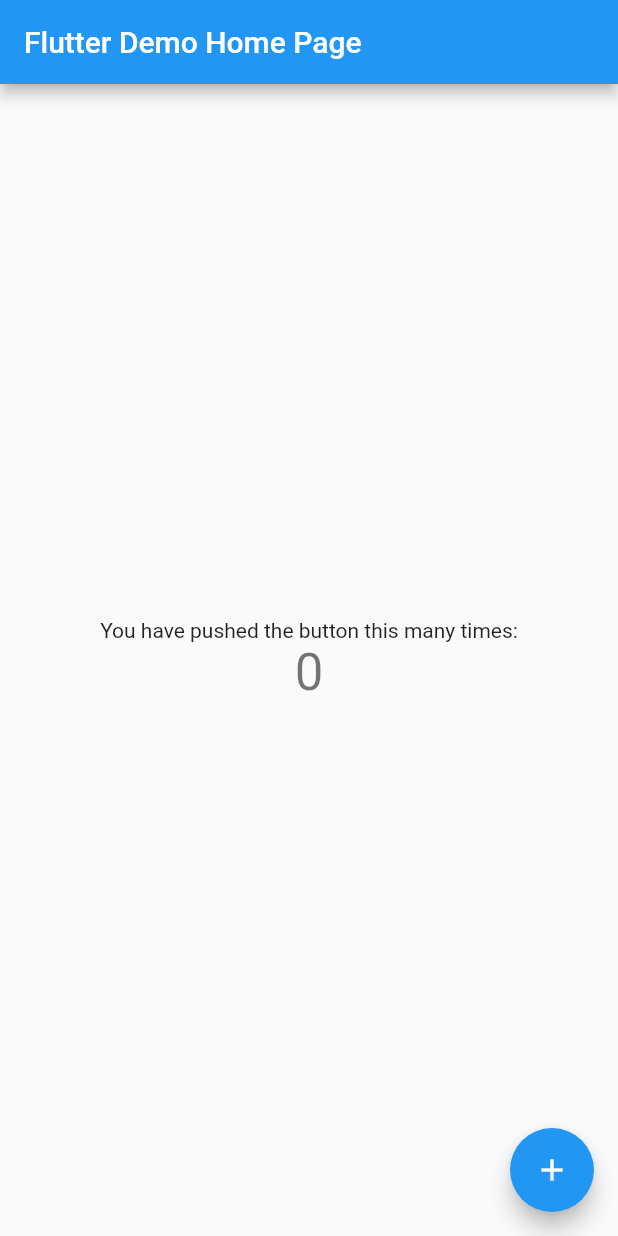
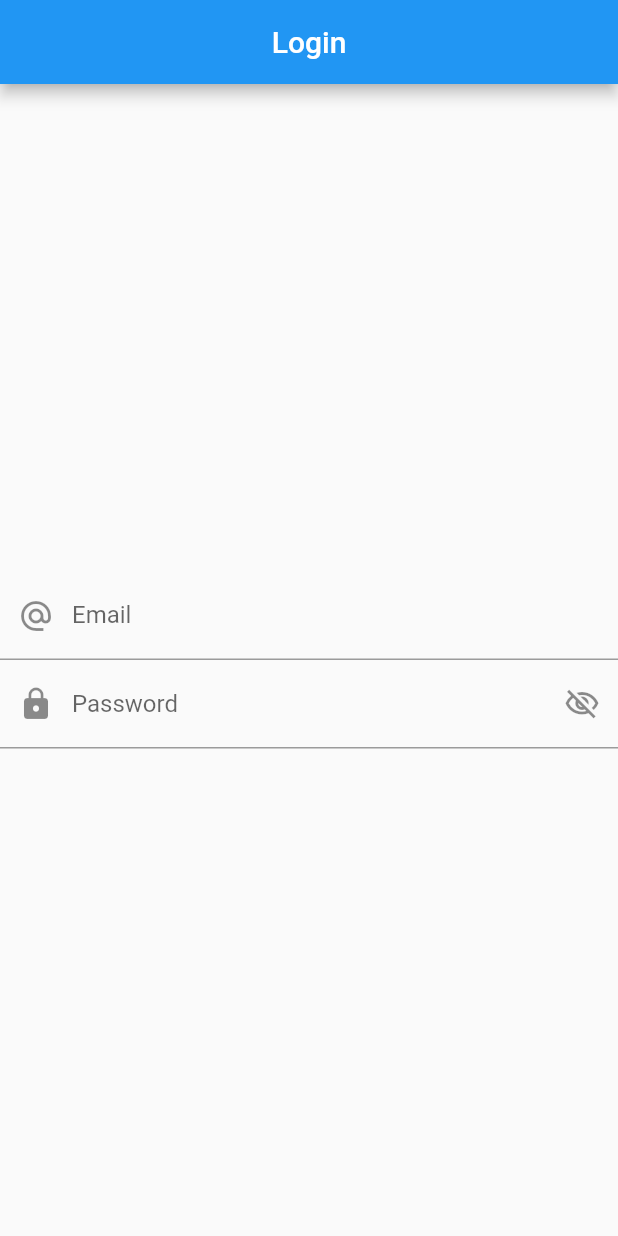
Before and after one commit to 1-MuhammadAli/MVVM-Practice, a Flutter app: the screen it shows after launch, on a phone screen of 412 x 824 dp. Run offline on Flutter 3.47's test engine with Material 2 defaults, Android fonts, the phone set to English and light mode, and no system bars; our stand-ins replace another_flushbar, fluttertoast.

Commit message:
practice of mvvm

```diff
--- a/lib/main.dart
+++ b/lib/main.dart
@@ -1,4 +1,7 @@
 import 'package:flutter/material.dart';
+import 'package:mvvm/util/routes/routes.dart';
+import 'package:mvvm/util/routes/routes_name.dart';
+import 'package:mvvm/view/home_screen.dart';
 
 void main() {
   runApp(const MyApp());
@@ -13,103 +16,10 @@ class MyApp extends StatelessWidget {
     return MaterialApp(
       title: 'Flutter Demo',
       theme: ThemeData(
-        // This is the theme of your application.
-        //
-        // Try running your application with "flutter run". You'll see the
-        // application has a blue toolbar. Then, without quitting the app, try
-        // changing the primarySwatch below to Colors.green and then invoke
-        // "hot reload" (press "r" in the console where you ran "flutter run",
-        // or simply save your changes to "hot reload" in a Flutter IDE).
-        // Notice that the counter didn't reset back to zero; the application
-        // is not restarted.
         primarySwatch: Colors.blue,
       ),
-      home: const MyHomePage(title: 'Flutter Demo Home Page'),
+      initialRoute: RoutesName.login,
+      onGenerateRoute: Routes.generateRoute,
     );
   }
 }
-
-class MyHomePage extends StatefulWidget {
-  const MyHomePage({super.key, required this.title});
-
-  // This widget is the home page of your application. It is stateful, meaning
-  // that it has a State object (defined below) that contains fields that affect
-  // how it looks.
-
-  // This class is the configuration for the state. It holds the values (in this
-  // case the title) provided by the parent (in this case the App widget) and
-  // used by the build method of the State. Fields in a Widget subclass are
-  // always marked "final".
-
-  final String title;
-
-  @override
-  State<MyHomePage> createState() => _MyHomePageState();
-}
-
-class _MyHomePageState extends State<MyHomePage> {
-  int _counter = 0;
-
-  void _incrementCounter() {
-    setState(() {
-      // This call to setState tells the Flutter framework that something has
-      // changed in this State, which causes it to rerun the build method below
-      // so that the display can reflect the updated values. If we changed
-      // _counter without calling setState(), then the build method would not be
-      // called again, and so nothing would appear to happen.
-      _counter++;
-    });
-  }
-
-  @override
-  Widget build(BuildContext context) {
-    // This method is rerun every time setState is called, for instance as done
-    // by the _incrementCounter method above.
-    //
-    // The Flutter framework has been optimized to make rerunning build methods
-    // fast, so that you can just rebuild anything that needs updating rather
-    // than having to individually change instances of widgets.
-    return Scaffold(
-      appBar: AppBar(
-        // Here we take the value from the MyHomePage object that was created by
-        // the App.build method, and use it to set our appbar title.
-        title: Text(widget.title),
-      ),
-      body: Center(
-        // Center is a layout widget. It takes a single child and positions it
-        // in the middle of the parent.
-        child: Column(
-          // Column is also a layout widget. It takes a list of children and
-          // arranges them vertically. By default, it sizes itself to fit its
-          // children horizontally, and tries to be as tall as its parent.
-          //
-          // Invoke "debug painting" (press "p" in the console, choose the
-          // "Toggle Debug Paint" action from the Flutter Inspector in Android
-          // Studio, or the "Toggle Debug Paint" command in Visual Studio Code)
-          // to see the wireframe for each widget.
-          //
-          // Column has various properties to control how it sizes itself and
-          // how it positions its children. Here we use mainAxisAlignment to
-          // center the children vertically; the main axis here is the vertical
-          // axis because Columns are vertical (the cross axis would be
-          // horizontal).
-          mainAxisAlignment: MainAxisAlignment.center,
-          children: <Widget>[
-            const Text(
-              'You have pushed the button this many times:',
-            ),
-            Text(
-              '$_counter',
-              style: Theme.of(context).textTheme.headline4,
-            ),
-          ],
-        ),
-      ),
-      floatingActionButton: FloatingActionButton(
-        onPressed: _incrementCounter,
-        tooltip: 'Increment',
-        child: const Icon(Icons.add),
-      ), // This trailing comma makes auto-formatting nicer for build methods.
-    );
-  }
-}
--- /dev/null
+++ b/lib/util/routes/routes.dart
@@ -0,0 +1,29 @@
+
+
+import 'package:flutter/cupertino.dart';
+import 'package:flutter/material.dart';
+import 'package:mvvm/util/routes/routes_name.dart';
+import 'package:mvvm/view/home_screen.dart';
+import 'package:mvvm/view/login_screen.dart';
+
+
+class Routes {
+
+  static Route<dynamic> generateRoute(RouteSettings settings) {
+
+    switch(settings.name){
+      case RoutesName.home:
+        return MaterialPageRoute(builder: (BuildContext context) => const HomeScreen());
+      case RoutesName.login:
+        return MaterialPageRoute(builder: (BuildContext context) => const LoginScreen());
+      default:
+        return MaterialPageRoute(builder: (_){
+          return const Scaffold(
+            body: Center(
+              child: Text('No route defined'),
+            ),
+          );
+        });
+    }
+  }
+}
--- /dev/null
+++ b/lib/util/routes/routes_name.dart
@@ -0,0 +1,10 @@
+
+
+class RoutesName {
+
+  //Account routes name
+  static const String login = 'login_screen';
+
+  //Home screen routes name
+  static const String home = 'home_screen';
+}
--- /dev/null
+++ b/lib/view/login_screen.dart
@@ -0,0 +1,78 @@
+import 'package:flutter/material.dart';
+import 'package:mvvm/util/utils.dart';
+import 'package:mvvm/view/home_screen.dart';
+
+import '../util/routes/routes_name.dart';
+
+class LoginScreen extends StatefulWidget {
+  const LoginScreen({Key? key}) : super(key: key);
+
+  @override
+  State<LoginScreen> createState() => _LoginScreenState();
+}
+
+class _LoginScreenState extends State<LoginScreen> {
+
+  ValueNotifier<bool> _obscurePassword = ValueNotifier<bool>(true);
+  final TextEditingController _emailController = TextEditingController();
+  final TextEditingController _passwordController = TextEditingController();
+
+  FocusNode emailFocusNode = FocusNode();
+  FocusNode passwordFocusNode = FocusNode();
+  @override
+  Widget build(BuildContext context) {
+    return Scaffold(
+      appBar: AppBar(
+        title: const Text('Login'),
+        centerTitle: true,
+      ),
+      body: SafeArea(
+        child: Column(
+          mainAxisAlignment: MainAxisAlignment.center,
+          crossAxisAlignment: CrossAxisAlignment.center,
+          children: [
+            TextFormField(
+              controller: _emailController,
+              keyboardType: TextInputType.emailAddress,
+              focusNode: emailFocusNode,
+              decoration: InputDecoration(
+                hintText: 'Email',
+                labelText: 'Email',
+                prefixIcon: Icon(Icons.alternate_email)
+              ),
+              onFieldSubmitted: (value) {
+                Utils.fieldFocusChange(context, emailFocusNode, passwordFocusNode);
+              },
+            ),
+            ValueListenableBuilder(
+                valueListenable: _obscurePassword,
+                builder: (context , value ,child){
+                  return TextFormField(
+                    controller: _passwordController,
+                    focusNode: passwordFocusNode,
+                    obscureText: _obscurePassword.value,
+                    obscuringCharacter: '*',
+                    decoration: InputDecoration(
+                      hintText: 'Password',
+                      labelText: 'Password',
+                      prefixIcon: Icon(Icons.lock),
+                      suffixIcon: InkWell(
+                        onTap: () {
+                          _obscurePassword.value = !_obscurePassword.value ;
+                        },
+                          child: Icon(
+                              _obscurePassword.value ? Icons.visibility_off_outlined :
+                                  Icons.visibility_outlined,
+                          )
+                      ),
+                    ),
+                  );
+                }
+            )
+
+          ],
+        ),
+      )
+    );
+  }
+}
```
Also changed, not shown: lib/util/utils.dart (added, +55 -0 lines), lib/view/home_screen.dart (added, +22 -0 lines).
